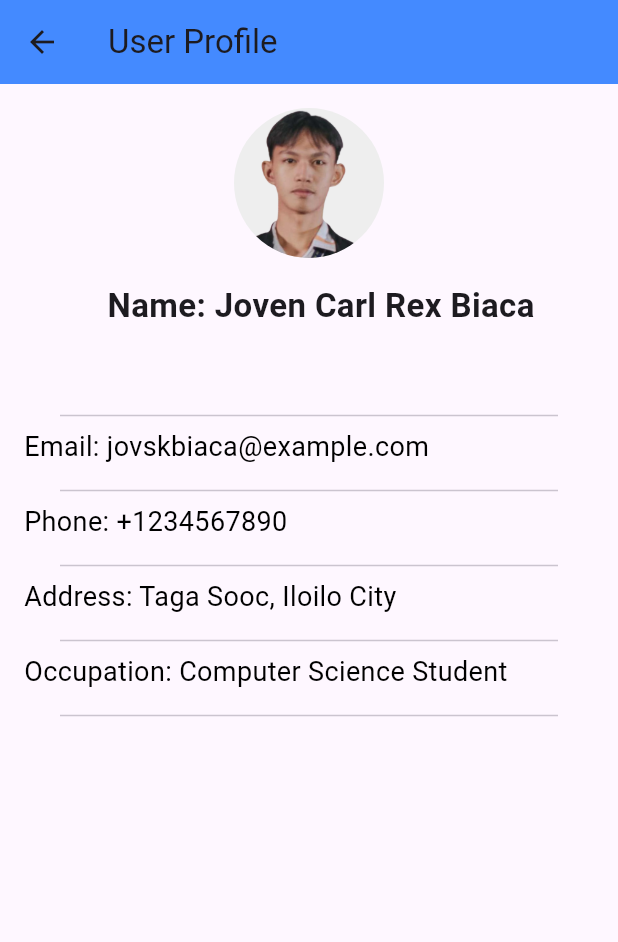
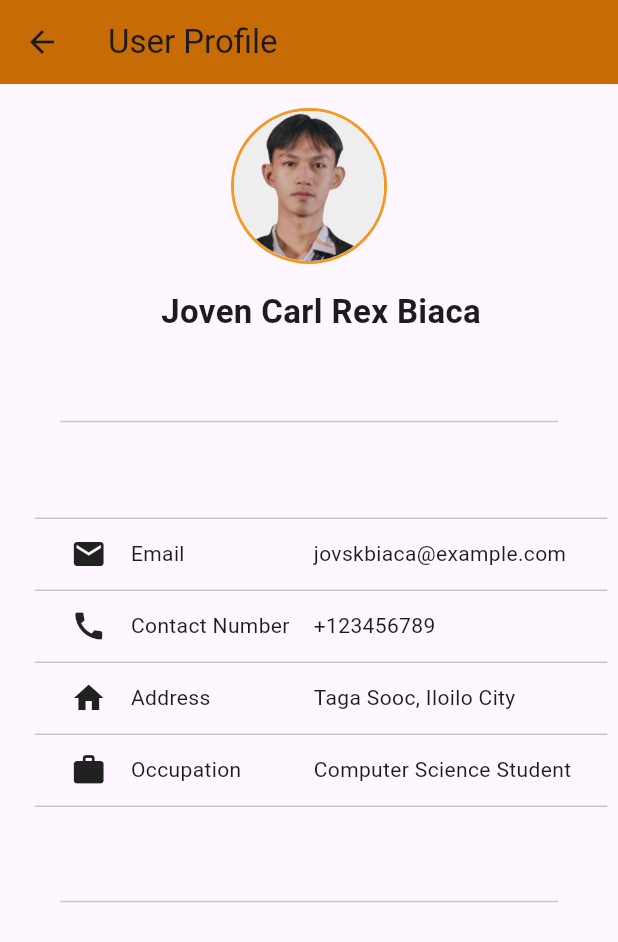
Before and after one commit to jayyy404/west_select, a Flutter app: the UserProfilePage screen opened directly, on a phone screen of 412 x 824 dp. Shown: the top 942 px of the screen. Run offline on Flutter 3.47's test engine with Material 3 defaults, Android fonts, the phone set to English and light mode, and no system bars.

Commit message:
ui changes

```diff
--- a/cc206_WVSU Buy and Sell/lib/features/user_profile_page.dart
+++ b/cc206_WVSU Buy and Sell/lib/features/user_profile_page.dart
@@ -8,32 +8,39 @@ class UserProfilePage extends StatelessWidget {
     return Scaffold(
       appBar: AppBar(
         title: const Text('User Profile'),
-        backgroundColor: Colors.blueAccent,
+        backgroundColor: const Color.fromARGB(255, 199, 108, 4),
       ),
       body: Column(
         crossAxisAlignment: CrossAxisAlignment.start,
         children: [
-
-
-
           Center(
             child: Padding(
               padding: const EdgeInsets.all(16.0),
+              child: Container(
+                decoration: BoxDecoration(
+                  shape: BoxShape.circle,
+                  border: Border.all(
+                    color: const Color.fromARGB(255, 243, 152, 33),
+                    width: 2.0,
+                  ),
+                ),
                 child: CircleAvatar(
                   radius: 50,
                   backgroundImage: const AssetImage('assets/pp.png'),
-                backgroundColor: Colors.grey[200], // can change bg color for profile
+                  backgroundColor:
+                      Colors.grey[200], // can change bg color for profile
+                ),
               ),
             ),
           ),
 
-
-
           const Center(
             child: Padding(
-              padding: EdgeInsets.only(left: 16.0, bottom: 50.0), // Added bottom padding to create space
+              padding: EdgeInsets.only(
+                  left: 16.0,
+                  bottom: 50.0), // Added bottom padding to create space
               child: Text(
-                'Name: Joven Carl Rex Biaca',
+                'Joven Carl Rex Biaca',
                 style: TextStyle(
                   fontSize: 22,
                   fontWeight: FontWeight.bold,
@@ -42,56 +49,59 @@ class UserProfilePage extends StatelessWidget {
             ),
           ),
 
-
           const Divider(thickness: 1, indent: 40, endIndent: 40), // divider
 
-
-          const Padding(
-            padding: EdgeInsets.only(left: 16.0, bottom: 8.0),
-            child: Text(
-              'Email: jovskbiaca@example.com',
-              style: TextStyle(fontSize: 18, color: Colors.black),
+          Center(
+            child: Padding(
+              padding: const EdgeInsets.only(left: 16.0, bottom: 8.0),
+              child: DataTable(
+                columnSpacing: 16,
+                columns: [
+                  DataColumn(
+                    label:
+                        Text('', style: TextStyle(fontWeight: FontWeight.bold)),
                   ),
+                  DataColumn(
+                    label:
+                        Text('', style: TextStyle(fontWeight: FontWeight.bold)),
                   ),
-
-
-          const Divider(thickness: 1, indent: 40, endIndent: 40), // divider
-
-
-          const Padding(
-            padding: EdgeInsets.only(left: 16.0, bottom: 8.0),
-            child: Text(
-              'Phone: +1234567890',
-              style: TextStyle(fontSize: 18, color: Colors.black),
+                  DataColumn(
+                    label:
+                        Text('', style: TextStyle(fontWeight: FontWeight.bold)),
                   ),
+                ],
+                rows: [
+                  DataRow(cells: [
+                    DataCell(Icon(Icons.email)),
+                    DataCell(Text('Email')),
+                    DataCell(Text('jovskbiaca@example.com')),
+                  ]),
+                  DataRow(cells: [
+                    DataCell(Icon(Icons.call)),
+                    DataCell(Text('Contact Number')),
+                    DataCell(Text('+123456789')),
+                  ]),
+                  DataRow(cells: [
+                    DataCell(Icon(Icons.home)),
+                    DataCell(Text('Address')),
+                    DataCell(Text('Taga Sooc, Iloilo City')),
+                  ]),
+                  DataRow(cells: [
+                    DataCell(Icon(Icons.work)),
+                    DataCell(Text('Occupation')),
+                    DataCell(Text('Computer Science Student')),
+                  ]),
+                  DataRow(cells: [
+                    DataCell(Text('')),
+                    DataCell(Text('')),
+                    DataCell(Text('')),
+                  ]),
+                ],
               ),
-
-
-          const Divider(thickness: 1, indent: 40, endIndent: 40), // divider
-
-          const Padding(
-            padding: EdgeInsets.only(left: 16.0, bottom: 8.0),
-            child: Text(
-              'Address: Taga Sooc, Iloilo City',
-              style: TextStyle(fontSize: 18, color: Colors.black),
-            ),
-          ),
-
-
-          const Divider(thickness: 1, indent: 40, endIndent: 40), // divider
-
-
-          // Added extra field
-          const Padding(
-            padding: EdgeInsets.only(left: 16.0, bottom: 8.0),
-            child: Text(
-              'Occupation: Computer Science Student',
-              style: TextStyle(fontSize: 18, color: Colors.black),
             ),
           ),
 
           const Divider(thickness: 1, indent: 40, endIndent: 40),
-
         ],
       ),
     );
--- a/cc206_WVSU Buy and Sell/pubspec.yaml
+++ b/cc206_WVSU Buy and Sell/pubspec.yaml
@@ -57,6 +57,7 @@ flutter:
   # The following line ensures that the Material Icons font is
   # included with your application, so that you can use the icons in
   # the material Icons class.
+
   uses-material-design: true
 
   # To add assets to your application, add an assets section, like this:
```
Lines whose indentation alone changed are shown as unchanged.
